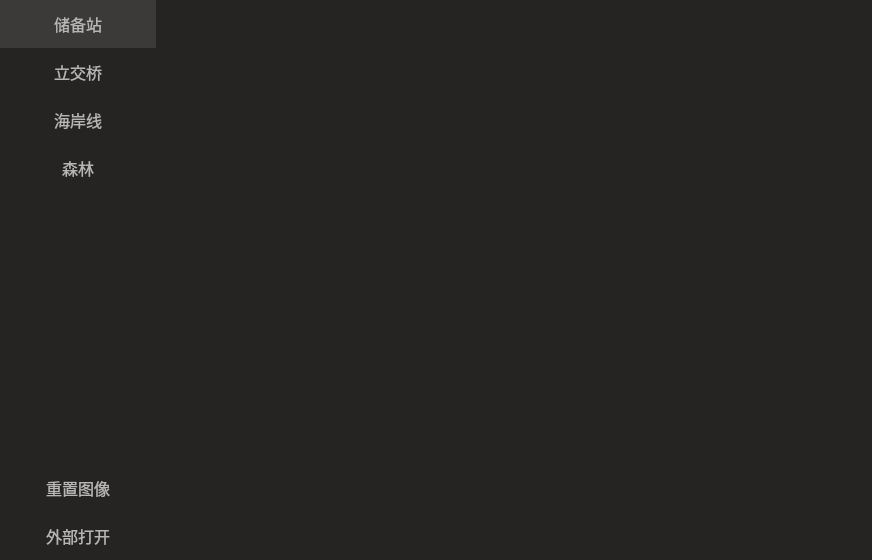
n3wbeee/TarHelper, file TarHelper/Maps.ui: the form before one commit.
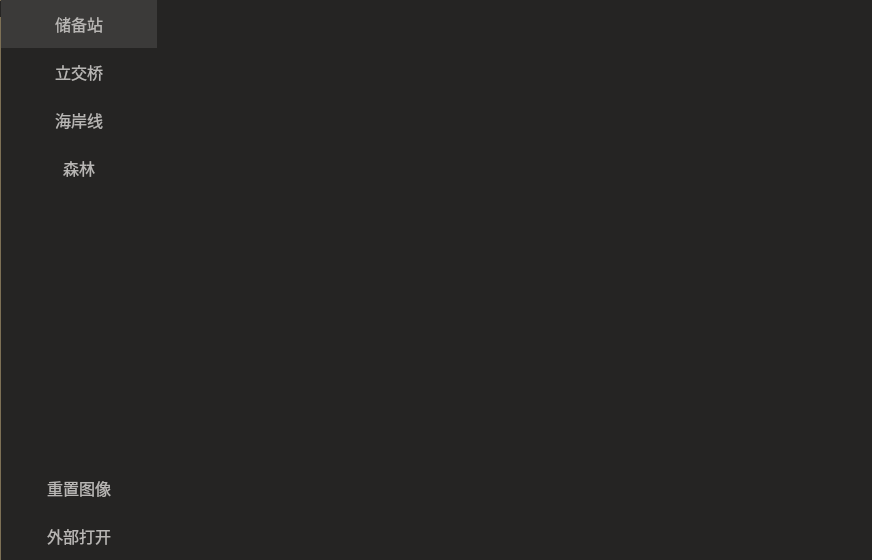
The form after the commit. Icons and pictures are not drawn.

```diff
--- a/TarHelper/Maps.ui
+++ b/TarHelper/Maps.ui
@@ -42,10 +42,6 @@
 	background-color: #3B3A39;
 }
 
-QGroupBox{
-	border: none;
-}
-
 QLabel{
 	background-color: #transparent;
 }
@@ -56,6 +52,13 @@
 
 QGraphicsView{
 	border: none;
+}
+
+QGroupBox{
+	border: none;
+	border-left-style: solid;
+	border-color: #7D7055;
+	border-width: 1px;
 }</string>
   </property>
   <layout class="QHBoxLayout" name="horizontalLayout">
@@ -78,7 +81,7 @@
     <widget class="QGroupBox" name="groupBox">
      <property name="minimumSize">
       <size>
-       <width>156</width>
+       <width>157</width>
        <height>0</height>
       </size>
      </property>
```
